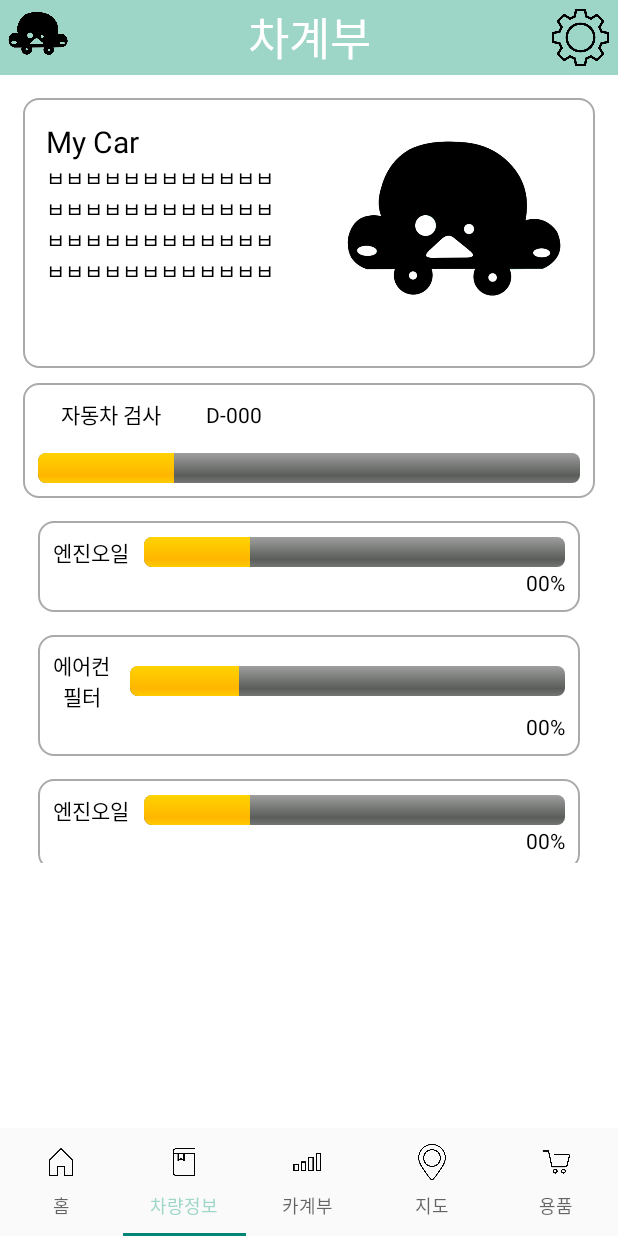
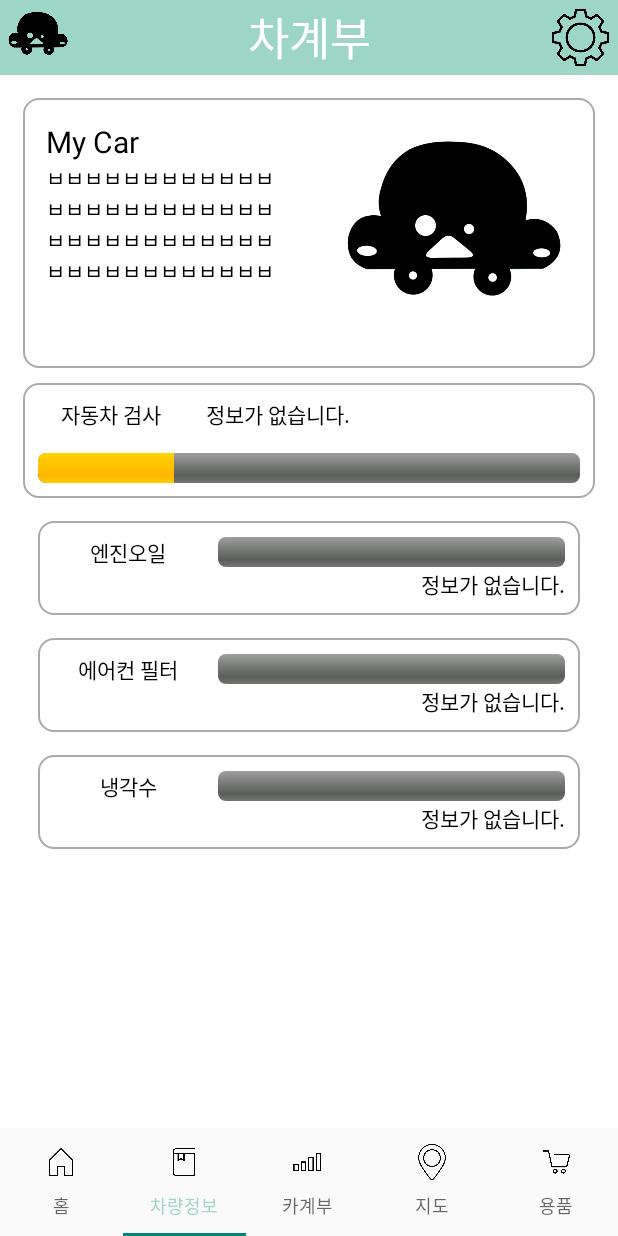
Before and after one commit to jsk41755/Car_management_app, an Android app: the HomeActivity screen opened directly, with no data from a screen before it, item 2 of the bottom bar chosen, on a phone screen of 412 x 824 dp. Run offline under Robolectric (Android 15) with nearby library versions, the phone set to English and light mode, and no system bars; our stand-ins replace Firebase (no records; nobody signed in at launch, a user with empty details on screens opened directly); libraries missing offline, so code that uses them is left out: com.github.mikephil.charting, com.kakao.sdk; 35 statements that could not run were skipped.

Commit message:
Frag2는 프로그레스 부분 완료, 정승규(frag1이랑 frag2 + car_num_reigst 부분 추가 해야함.)

```diff
--- a/app/src/main/java/com/example/car_management_app/Frag1.java
+++ b/app/src/main/java/com/example/car_management_app/Frag1.java
@@ -39,7 +39,7 @@ public class Frag1 extends Fragment {
     TextView textView;
     EditText textEdit;
     String TempText, Text;
-    public static String kakaoID;//태인아 이게 카카오 닉네임 값이야
+    public static String kakaoID;
 
     @Nullable
     @Override
--- a/app/src/main/java/com/example/car_management_app/Frag2.java
+++ b/app/src/main/java/com/example/car_management_app/Frag2.java
@@ -1,4 +1,6 @@
 package com.example.car_management_app;
+
+import static android.content.ContentValues.TAG;
 
 import androidx.annotation.NonNull;
 import androidx.annotation.Nullable;
@@ -6,16 +8,164 @@ import androidx.appcompat.app.AppCompatActivity;
 import androidx.fragment.app.Fragment;
 
 import android.os.Bundle;
+import android.os.Handler;
+import android.text.Editable;
+import android.text.TextWatcher;
+import android.util.Log;
 import android.view.LayoutInflater;
 import android.view.View;
 import android.view.ViewGroup;
+import android.widget.ProgressBar;
+import android.widget.TextView;
+
+import com.google.firebase.database.DataSnapshot;
+import com.google.firebase.database.DatabaseError;
+import com.google.firebase.database.DatabaseReference;
+import com.google.firebase.database.FirebaseDatabase;
+import com.google.firebase.database.ValueEventListener;
+import com.kakao.sdk.user.UserApiClient;
+import com.kakao.sdk.user.model.User;
+
+import java.text.DateFormat;
+import java.text.SimpleDateFormat;
+import java.util.Calendar;
+import java.util.Date;
+
+import kotlin.Unit;
+import kotlin.jvm.functions.Function2;
 
 public class Frag2 extends Fragment {
+    TextView Car_inspection_Dday, EngineOil_Dday, Airconditioner_filter_Dday, CoolingWater_Dday,
+            Wiper_blade_Dday, BreakOil_Dday;
+
+    ProgressBar Car_inspection_progress, EngineOil_filter_progress, Airconditioner_filter_progress, CoolingWater_progress,
+            Wiper_blade_progress, BreakOil_progress;
+
+    FirebaseDatabase database = FirebaseDatabase.getInstance();
+    DatabaseReference databaseReference = database.getInstance().getReference("Car_Management");
+
+    public static String kakaoID;
+
     @Nullable
     @Override
     public View onCreateView(@NonNull LayoutInflater inflater, @Nullable ViewGroup container, @Nullable Bundle savedInstanceState) {
         View v=inflater.inflate(R.layout.activity_tab2_fragment,container,false);
 
+        updateKakaoLoginUi();
+
+        Car_inspection_Dday = (TextView) v.findViewById(R.id.Car_inspection_Dday);
+        EngineOil_Dday = (TextView) v.findViewById(R.id.EngineOil_Dday);
+        Airconditioner_filter_Dday = (TextView) v.findViewById(R.id.Airconditioner_filter_Dday);
+        CoolingWater_Dday = (TextView) v.findViewById(R.id.CoolingWater_Dday);
+        Wiper_blade_Dday = (TextView) v.findViewById(R.id.Wiper_blade_Dday);
+        BreakOil_Dday = (TextView) v.findViewById(R.id.BreakOil_Dday);
+
+        Car_inspection_progress = (ProgressBar) v.findViewById(R.id.Car_inspection_progress);
+        EngineOil_filter_progress = (ProgressBar) v.findViewById(R.id.EngineOil_filter_progress);
+        Airconditioner_filter_progress = (ProgressBar) v.findViewById(R.id.Airconditioner_filter_progress);
+        CoolingWater_progress = (ProgressBar) v.findViewById(R.id.CoolingWater_progress);
+        Wiper_blade_progress = (ProgressBar) v.findViewById(R.id.Wiper_blade_progress);
+        BreakOil_progress = (ProgressBar) v.findViewById(R.id.BreakOil_progress);
+
+        Calendar cal = Calendar.getInstance();
+        cal.setTime(new Date());
+        DateFormat dateFormat = new SimpleDateFormat("yyMMdd");
+        Calendar cal2 = Calendar.getInstance();
+
+
+
+        new Handler().postDelayed(new Runnable() {
+            @Override
+            public void run() {
+                databaseReference.child(kakaoID).child("1").child("Supplies").addListenerForSingleValueEvent(new ValueEventListener() {
+
+                    @Override
+                    public void onDataChange(@NonNull DataSnapshot snapshot) {
+                        for(DataSnapshot dataSnapshot : snapshot.getChildren()) {
+                            for (DataSnapshot dataSnapshot2 : dataSnapshot.getChildren()) {
+                                for (DataSnapshot dataSnapshot3 : dataSnapshot2.getChildren()) {
+                                    double day = 0;
+                                    if(dataSnapshot3.getKey().equals("EngineOil")){
+                                        cal2.set(2022, Integer.parseInt(dataSnapshot.getKey())-1, Integer.parseInt(dataSnapshot2.getKey()));
+                                        day = (cal.getTimeInMillis() - cal2.getTimeInMillis())/(24*60*60*1000);
+                                        EngineOil_filter_progress.setProgress((int) (day/365*100));
+                                        if((int)(365-day) == 365)
+                                            EngineOil_Dday.setText("오늘 교환하셨습니다.(1년 마다 교체)");
+                                        else
+                                            EngineOil_Dday.setText( (int)(365-day) + "일 남음(1년 마다 교체)");
+                                    }
+                                    else if(dataSnapshot3.getKey().equals("CoolingWater")){
+                                        cal2.set(2022, Integer.parseInt(dataSnapshot.getKey())-1, Integer.parseInt(dataSnapshot2.getKey()));
+                                        day = (cal.getTimeInMillis() - cal2.getTimeInMillis())/(24*60*60*1000);
+                                        CoolingWater_progress.setProgress((int) (day/730*100));
+                                        if((int)(365-day) == 365)
+                                            CoolingWater_Dday.setText("오늘 교환하셨습니다.(2년 마다 교체)");
+                                        else
+                                            CoolingWater_Dday.setText((int)(730-day) + "일 남음(2년 마다 교체)");
+                                    }
+                                    else if(dataSnapshot3.getKey().equals("Wiper_blade")){
+                                        cal2.set(2022, Integer.parseInt(dataSnapshot.getKey())-1, Integer.parseInt(dataSnapshot2.getKey()));
+                                        day = (cal.getTimeInMillis() - cal2.getTimeInMillis())/(24*60*60*1000);
+                                        Wiper_blade_progress.setProgress((int) (day/365*100));
+                                        if((int)(365-day) == 365)
+                                            Wiper_blade_Dday.setText("오늘 교환하셨습니다.(1년 마다 교체)");
+                                        else
+                                            Wiper_blade_Dday.setText((int)(365-day) + "일 남음(1년 마다 교체)");
+                                    }
+                                    else if(dataSnapshot3.getKey().equals("Airconditioner_filter")){
+                                        cal2.set(2022, Integer.parseInt(dataSnapshot.getKey())-1, Integer.parseInt(dataSnapshot2.getKey()));
+                                        day = (cal.getTimeInMillis() - cal2.getTimeInMillis())/(24*60*60*1000);
+                                        Airconditioner_filter_progress.setProgress((int) (day/180*100));
+                                        if((int)(365-day) == 365)
+                                            Airconditioner_filter_Dday.setText("오늘 교환하셨습니다.(6개월 마다 교체)");
+                                        else
+                                            Airconditioner_filter_Dday.setText((int)(180-day) + "일 남음(6개월 마다 교체");
+                                    }
+                                    else if(dataSnapshot3.getKey().equals("BreakOil")){
+                                        cal2.set(2022, Integer.parseInt(dataSnapshot.getKey())-1, Integer.parseInt(dataSnapshot2.getKey()));
+                                        day = (cal.getTimeInMillis() - cal2.getTimeInMillis())/(24*60*60*1000);
+                                        BreakOil_progress.setProgress((int) (day/730*100));
+                                        if((int)(365-day) == 365)
+                                            BreakOil_Dday.setText("오늘 교환하셨습니다.(1년마다 교체)");
+                                        else
+                                            BreakOil_Dday.setText((int)(730-day) + "일 남았습니다. (2년 마다 교체)");
+                                    }
+                                }
+
+                            }
+                        }
+                    }
+
+                    @Override
+                    public void onCancelled(@NonNull DatabaseError error) {
+
+                    }
+                });
+
+
+            }
+        }, 300);
+
         return v;
     }
+
+    private void updateKakaoLoginUi() {
+        UserApiClient.getInstance().me(new Function2<User, Throwable, Unit>() {
+            @Override
+            public Unit invoke(User user, Throwable throwable) {
+                if(user != null){
+                    kakaoID = user.getKakaoAccount().getProfile().getNickname();
+                    Log.d("이거 카카오 닉네임", kakaoID);
+                }
+                else{
+
+                }
+                if (throwable != null) {
+                    Log.w(TAG, "invoke: " + throwable.getLocalizedMessage());
+                }
+                return null;
+            }
+        });
+    }
+
 }
--- a/app/src/main/java/com/example/car_management_app/HomeActivity.java
+++ b/app/src/main/java/com/example/car_management_app/HomeActivity.java
@@ -63,8 +63,6 @@ public class HomeActivity extends AppCompatActivity {
         tabLayout.getTabAt(3).setIcon(R.drawable.map_icon);
         tabLayout.getTabAt(4).setIcon(R.drawable.cart_icon);
 
-        Intent intent = getIntent();
-        //Log.d("tname", intent.getStringExtra("Name"));
     }
 
     private void CekSession() {
--- a/app/src/main/res/layout/activity_tab1_fragment.xml
+++ b/app/src/main/res/layout/activity_tab1_fragment.xml
@@ -83,7 +83,7 @@
     <LinearLayout
         android:id="@+id/linearLayout3"
         android:layout_width="match_parent"
-        android:layout_height="wrap_content"
+        android:layout_height="180dp"
         app:layout_constraintEnd_toEndOf="parent"
         app:layout_constraintStart_toStartOf="parent"
         app:layout_constraintTop_toBottomOf="@+id/linearLayout2"
@@ -115,6 +115,8 @@
             android:layout_height="match_parent"
             android:ems="10"
             android:inputType="textPersonName"
+            android:background="@drawable/edittext_rounded_corner_rectangle"
+            android:padding="5dp"
             android:hint="memo"
             app:layout_constraintTop_toBottomOf="@+id/textView7"
             android:layout_marginBottom="2dp"
--- a/app/src/main/res/layout/activity_tab2_fragment.xml
+++ b/app/src/main/res/layout/activity_tab2_fragment.xml
@@ -91,16 +91,17 @@
                         android:textColor="@color/black" />
 
                     <TextView
+                        android:id="@+id/Car_inspection_Dday"
                         android:layout_width="wrap_content"
                         android:layout_height="wrap_content"
                         android:layout_marginBottom="15dp"
-                        android:text="D-000"
+                        android:text="정보가 없습니다."
                         android:textColor="@color/black" />
 
                 </LinearLayout>
 
                 <ProgressBar
-                    android:id="@+id/progress2"
+                    android:id="@+id/Car_inspection_progress"
                     style="@android:style/Widget.ProgressBar.Horizontal"
                     android:layout_width="match_parent"
                     android:layout_height="wrap_content"
@@ -126,27 +127,29 @@
                     android:orientation="horizontal">
 
                     <TextView
-                        android:layout_width="wrap_content"
+                        android:layout_width="100dp"
                         android:layout_height="wrap_content"
                         android:layout_gravity="center"
                         android:layout_marginEnd="10dp"
+                        android:gravity="center"
                         android:text="엔진오일"
                         android:textColor="@color/black" />
 
                     <ProgressBar
+                        android:id="@+id/EngineOil_filter_progress"
                         style="@android:style/Widget.ProgressBar.Horizontal"
                         android:layout_width="match_parent"
                         android:layout_height="wrap_content"
-                        android:layout_gravity="center"
-                        android:progress="25" />
+                        android:layout_gravity="center"/>
 
                 </LinearLayout>
 
                 <TextView
+                    android:id="@+id/EngineOil_Dday"
                     android:layout_width="wrap_content"
                     android:layout_height="wrap_content"
                     android:layout_gravity="right"
-                    android:text="00%"
+                    android:text="정보가 없습니다."
                     android:textColor="@color/black" />
 
             </LinearLayout>
@@ -169,27 +172,29 @@
                     android:orientation="horizontal">
 
                     <TextView
-                        android:layout_width="wrap_content"
+                        android:layout_width="100dp"
                         android:layout_height="wrap_content"
                         android:layout_gravity="center"
                         android:layout_marginEnd="10dp"
-                        android:text="에어컨 \n  필터"
+                        android:gravity="center"
+                        android:text="에어컨 필터"
                         android:textColor="@color/black" />
 
                     <ProgressBar
+                        android:id="@+id/Airconditioner_filter_progress"
                         style="@android:style/Widget.ProgressBar.Horizontal"
                         android:layout_width="match_parent"
                         android:layout_height="wrap_content"
-                        android:layout_gravity="center"
-                        android:progress="25" />
+                        android:layout_gravity="center"/>
 
                 </LinearLayout>
 
                 <TextView
+                    android:id="@+id/Airconditioner_filter_Dday"
                     android:layout_width="wrap_content"
                     android:layout_height="wrap_content"
                     android:layout_gravity="right"
-                    android:text="00%"
+                    android:text="정보가 없습니다."
                     android:textColor="@color/black" />
 
             </LinearLayout>
@@ -212,26 +217,28 @@
                     android:orientation="horizontal">
 
                     <TextView
-                        android:layout_width="wrap_content"
+                        android:layout_width="100dp"
                         android:layout_height="wrap_content"
                         android:layout_marginEnd="10dp"
-                        android:text="엔진오일"
+                        android:gravity="center"
+                        android:text="냉각수"
                         android:textColor="@color/black" />
 
                     <ProgressBar
+                        android:id="@+id/CoolingWater_progress"
                         style="@android:style/Widget.ProgressBar.Horizontal"
                         android:layout_width="match_parent"
                         android:layout_height="wrap_content"
-                        android:layout_gravity="center"
-                        android:progress="25" />
+                        android:layout_gravity="center"/>
 
                 </LinearLayout>
 
                 <TextView
+                    android:id="@+id/CoolingWater_Dday"
                     android:layout_width="wrap_content"
                     android:layout_height="wrap_content"
                     android:layout_gravity="right"
-                    android:text="00%"
+                    android:text="정보가 없습니다."
                     android:textColor="@color/black" />
 
             </LinearLayout>
@@ -253,26 +260,71 @@
                     android:orientation="horizontal">
 
                     <TextView
-                        android:layout_width="wrap_content"
+                        android:layout_width="100dp"
                         android:layout_height="wrap_content"
                         android:layout_marginEnd="10dp"
-                        android:text="냉각수"
+                        android:gravity="center"
+                        android:text="와이퍼 블레이드"
                         android:textColor="@color/black" />
 
                     <ProgressBar
+                        android:id="@+id/Wiper_blade_progress"
                         style="@android:style/Widget.ProgressBar.Horizontal"
                         android:layout_width="match_parent"
                         android:layout_height="wrap_content"
-                        android:layout_gravity="center"
-                        android:progress="25" />
+                        android:layout_gravity="center"/>
 
                 </LinearLayout>
 
                 <TextView
+                    android:id="@+id/Wiper_blade_Dday"
                     android:layout_width="wrap_content"
                     android:layout_height="wrap_content"
                     android:layout_gravity="right"
-                    android:text="00%"
+                    android:text="정보가 없습니다."
+                    android:textColor="@color/black" />
+
+            </LinearLayout>
+
+            <LinearLayout
+                android:layout_width="match_parent"
+                android:layout_height="wrap_content"
+                android:layout_marginStart="25dp"
+                android:layout_marginTop="15dp"
+                android:layout_marginEnd="25dp"
+                android:background="@drawable/edittext_rounded_corner_rectangle"
+                android:orientation="vertical"
+                android:padding="10dp"
+                app:layout_constraintTop_toBottomOf="@+id/linearLayout8">
+
+                <LinearLayout
+                    android:layout_width="match_parent"
+                    android:layout_height="wrap_content"
+                    android:orientation="horizontal">
+
+                    <TextView
+                        android:layout_width="100dp"
+                        android:layout_height="wrap_content"
+                        android:layout_marginEnd="10dp"
+                        android:text="브레이크 오일"
+                        android:gravity="center"
+                        android:textColor="@color/black" />
+
+                    <ProgressBar
+                        android:id="@+id/BreakOil_progress"
+                        style="@android:style/Widget.ProgressBar.Horizontal"
+                        android:layout_width="match_parent"
+                        android:layout_height="wrap_content"
+                        android:layout_gravity="center" />
+
+                </LinearLayout>
+
+                <TextView
+                    android:id="@+id/BreakOil_Dday"
+                    android:layout_width="wrap_content"
+                    android:layout_height="wrap_content"
+                    android:layout_gravity="right"
+                    android:text="정보가 없습니다."
                     android:textColor="@color/black" />
 
             </LinearLayout>
@@ -281,6 +333,4 @@
         </LinearLayout>
     </ScrollView>
 
-
-
 </androidx.constraintlayout.widget.ConstraintLayout>
--- a/app/src/main/res/layout/activity_tab3_fragment.xml
+++ b/app/src/main/res/layout/activity_tab3_fragment.xml
@@ -30,7 +30,8 @@
         <Spinner
             android:id="@+id/spinner"
             android:layout_width="130dp"
-            android:layout_height="match_parent" />
+            android:layout_height="match_parent"
+            android:background="@drawable/bg_spinner"/>
 
         <EditText
             android:id="@+id/editTextTextPersonName"
```
Also changed, not shown: app/src/main/java/com/example/car_management_app/Frag3.java (+19 -25 lines), app/src/main/res/drawable/bg_spinner.xml (added, +19 -0 lines), app/src/main/res/drawable/ic_baseline_arrow_drop_down_24.xml (added, +10 -0 lines).
